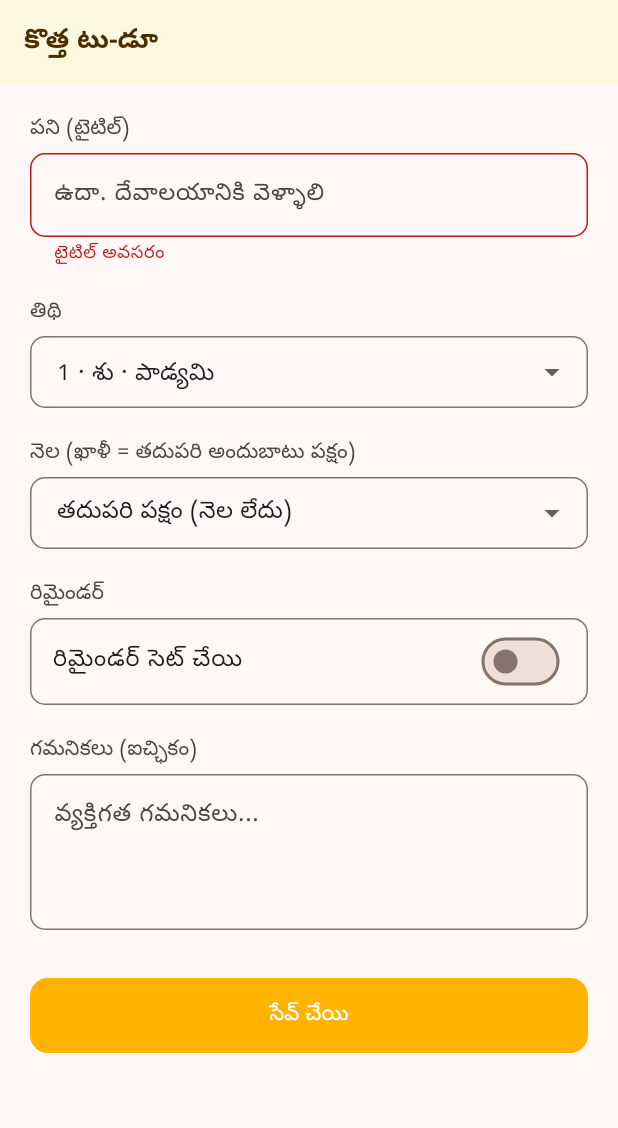
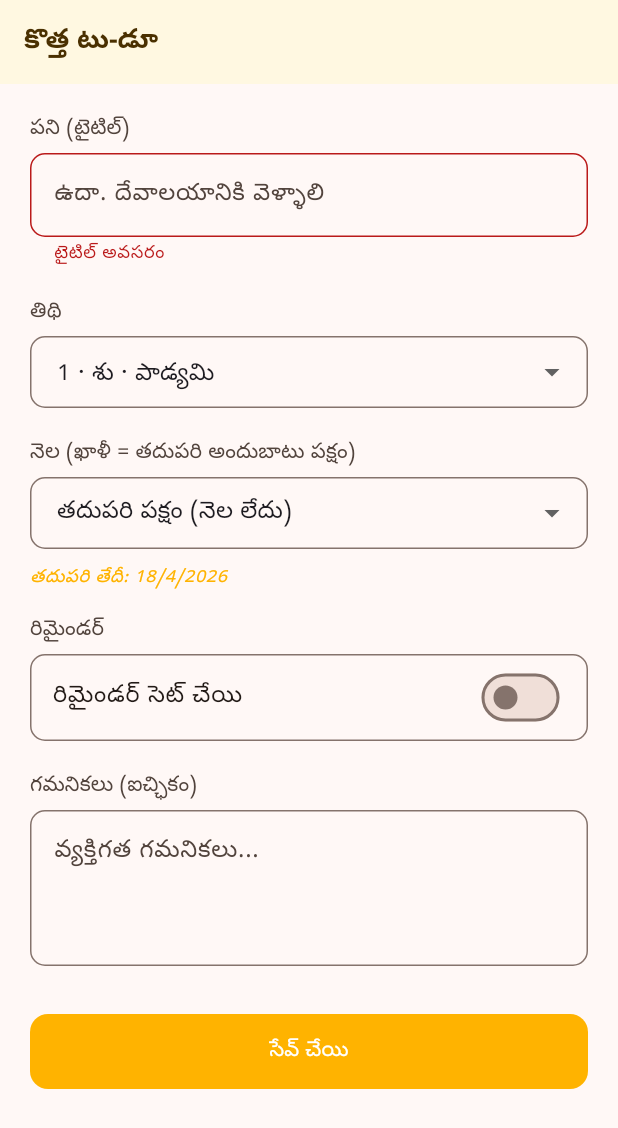
Before and after one commit to srikarbuddhiraju/Panchangam, a Flutter app: the TodoFormScreen screen opened by its route, after a tap on "సేవ్ చేయి", on a phone screen of 412 x 824 dp. Shown: the top 1128 px of the screen. Run offline on Flutter 3.47's test engine with Material 3 defaults, Android fonts, the phone set to English and light mode, and no system bars; our stand-ins replace firebase_auth, firebase_core, flutter_local_notifications, flutter_riverpod, go_router, google_fonts and 3 more; missing offline and left inert: google_sign_in_platform_interface; accounts and stored records are empty; generated files the repository leaves out were written again; Roboto replaces fonts that are missing (Noto Sans Telugu).

Commit message:
fix(todo): recompute targetDate live when tithi/month changes in form
- _previewDate state var recomputes on every tithi/month change
- Date preview now shown in gold in both add and edit mode (not just edit)
- On save in edit mode, passes recomputed targetDate if tithi/month changed

Co-Authored-By: Claude Sonnet 4.6 <noreply@anthropic.com>

```diff
--- a/app/lib/features/events/todo_form_screen.dart
+++ b/app/lib/features/events/todo_form_screen.dart
@@ -6,9 +6,11 @@ import '../../app/theme.dart';
 import '../../core/calculations/tithi.dart';
 import '../../core/calculations/telugu_calendar.dart';
 import '../../core/utils/app_strings.dart';
+import 'user_event_calculator.dart';
 import 'user_tithi_event.dart' show ReminderType;
 import 'user_todo.dart';
 import 'user_todo_provider.dart';
+import '../settings/settings_provider.dart';
 
 /// Add or edit a personal To-Do item.
 ///
@@ -38,6 +40,7 @@ class _TodoFormScreenState extends ConsumerState<TodoFormScreen> {
   bool _isEditing = false;
   bool _saving = false;
   UserTodo? _original;
+  DateTime? _previewDate; // computed next occurrence for current tithi/month
 
   static const _daysBeforeOptions = [0, 1, 2, 3, 7];
 
@@ -60,6 +63,23 @@ class _TodoFormScreenState extends ConsumerState<TodoFormScreen> {
         _reminderType = _original!.reminderType;
       }
     }
+
+    // Compute initial preview date after the first frame (ref.read is safe then).
+    WidgetsBinding.instance.addPostFrameCallback((_) => _recomputePreview());
+  }
+
+  /// Recomputes the next occurrence of the current tithi/month and updates
+  /// [_previewDate]. Called on init and whenever the user changes tithi or month.
+  void _recomputePreview() {
+    final settings = ref.read(settingsProvider);
+    final date = UserEventCalculator.nextOccurrenceDate(
+      _tithi,
+      _teluguMonth,
+      DateTime.now(),
+      settings.lat,
+      settings.lng,
+    );
+    if (mounted) setState(() => _previewDate = date);
   }
 
   @override
@@ -122,7 +142,10 @@ class _TodoFormScreenState extends ConsumerState<TodoFormScreen> {
             const SizedBox(height: 6),
             _TithiDropdown(
               selected: _tithi,
-              onChanged: (t) => setState(() => _tithi = t),
+              onChanged: (t) {
+                setState(() => _tithi = t);
+                _recomputePreview();
+              },
             ),
             const SizedBox(height: 20),
 
@@ -135,18 +158,32 @@ class _TodoFormScreenState extends ConsumerState<TodoFormScreen> {
             const SizedBox(height: 6),
             _MonthDropdown(
               selected: _teluguMonth,
-              onChanged: (m) => setState(() => _teluguMonth = m),
+              onChanged: (m) {
+                setState(() => _teluguMonth = m);
+                _recomputePreview();
+              },
             ),
             const SizedBox(height: 8),
 
-            // Target date info (edit mode)
-            if (_isEditing && _original != null)
+            // Target date preview — shown in both add and edit mode, updates live
+            if (_previewDate != null)
               Padding(
-                padding: const EdgeInsets.only(bottom: 12),
+                padding: const EdgeInsets.only(top: 4, bottom: 4),
                 child: Text(
                   isTelugu
-                      ? 'లక్ష్య తేదీ: ${DateFormat('d/M/y').format(_original!.targetDate)}'
-                      : 'Pinned to: ${DateFormat('d MMM y').format(_original!.targetDate)}',
+                      ? 'తదుపరి తేదీ: ${DateFormat('d/M/y').format(_previewDate!)}'
+                      : 'Next occurrence: ${DateFormat('d MMM y').format(_previewDate!)}',
+                  style: Theme.of(context).textTheme.bodySmall?.copyWith(
+                        color: AppTheme.kGold,
+                        fontStyle: FontStyle.italic,
+                      ),
+                ),
+              )
+            else if (_isEditing)
+              Padding(
+                padding: const EdgeInsets.only(top: 4, bottom: 4),
+                child: Text(
+                  isTelugu ? 'తేదీ లెక్కిస్తున్నాము…' : 'Computing date…',
                   style: Theme.of(context).textTheme.bodySmall?.copyWith(
                         color: cs.onSurfaceVariant,
                         fontStyle: FontStyle.italic,
@@ -242,11 +279,20 @@ class _TodoFormScreenState extends ConsumerState<TodoFormScreen> {
 
     try {
       if (_isEditing && _original != null) {
+        // Recompute targetDate if tithi/month changed from original.
+        // Use already-computed _previewDate if available, else fall back
+        // to the stored date.
+        final newTarget = (_tithi != _original!.tithi ||
+                _teluguMonth != _original!.teluguMonth)
+            ? (_previewDate ?? _original!.targetDate)
+            : _original!.targetDate;
+
         await notifier.update(_original!.copyWith(
           title: title,
           notes: notes,
           tithi: _tithi,
           teluguMonth: _teluguMonth,
+          targetDate: newTarget,
           reminderHour: _reminderHour,
           reminderMinute: _reminderMinute,
           reminderType: _reminderType,
```
